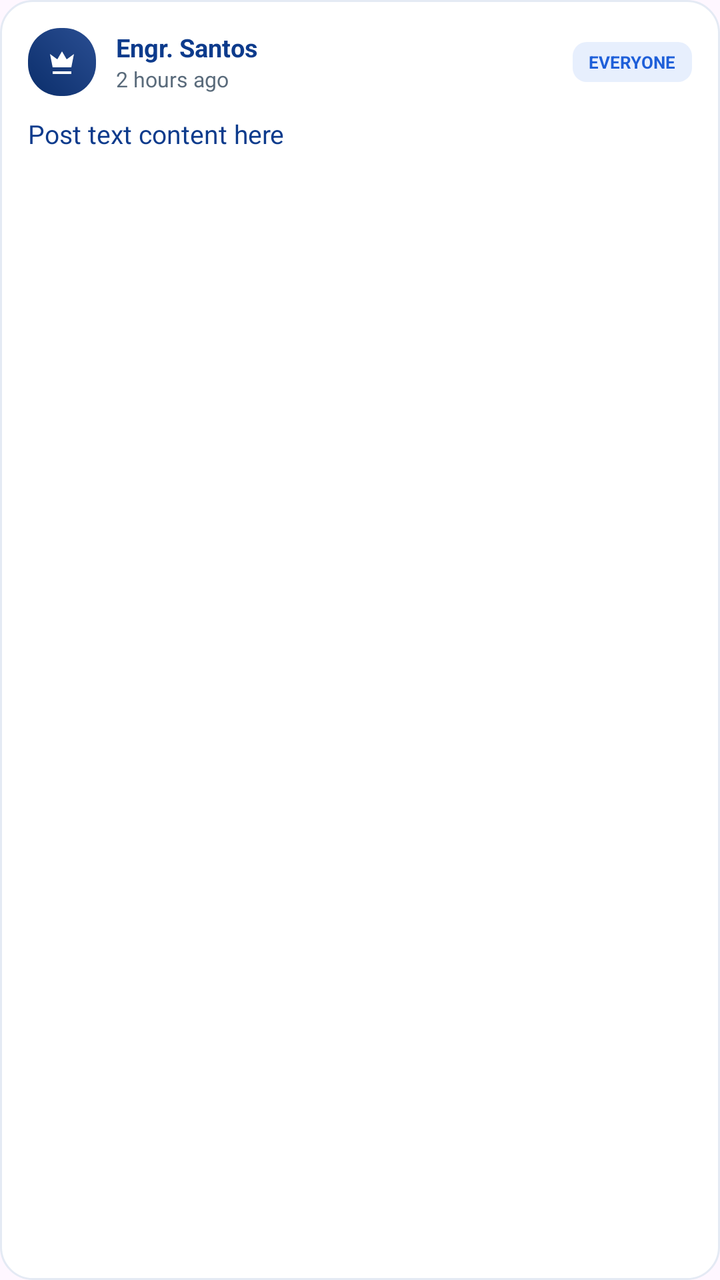
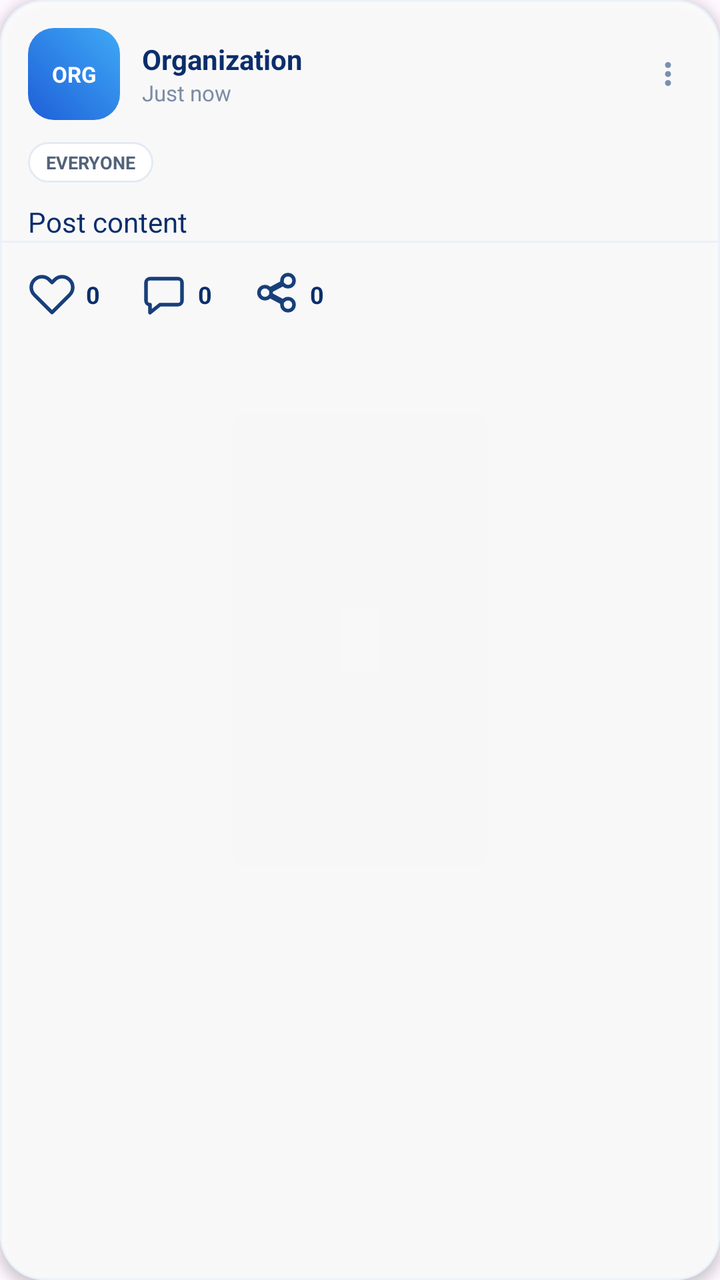

Screens rendered from an Android XML layout before and after an edit, with the pre-edit source and the edit as a unified diff.
<!-- AndroidManifest.xml: application theme Theme.KAYARA -->
<!-- res/layout/item_feed_text_post.xml -->
<?xml version="1.0" encoding="utf-8"?>
<LinearLayout xmlns:android="http://schemas.android.com/apk/res/android"
    android:layout_width="match_parent"
    android:layout_height="wrap_content"
    android:orientation="vertical"
    android:background="@drawable/bg_card"
    android:padding="14dp"
    android:layout_marginBottom="12dp">

    <LinearLayout
        android:layout_width="match_parent"
        android:layout_height="wrap_content"
        android:orientation="horizontal"
        android:gravity="center_vertical"
        android:layout_marginBottom="10dp">

        <FrameLayout
            android:layout_width="34dp"
            android:layout_height="34dp"
            android:background="@drawable/bg_qa_circle_navy">

            <ImageView
                android:layout_width="16dp"
                android:layout_height="16dp"
                android:layout_gravity="center"
                android:src="@drawable/ic_crown"
                android:contentDescription="@null" />
        </FrameLayout>

        <LinearLayout
            android:layout_width="0dp"
            android:layout_height="wrap_content"
            android:layout_weight="1"
            android:layout_marginStart="10dp"
            android:orientation="vertical">

            <TextView
                android:id="@+id/tvPosterName"
                android:layout_width="wrap_content"
                android:layout_height="wrap_content"
                android:text="Engr. Santos"
                android:textColor="@color/dark_blue"
                android:textSize="12.5sp"
                android:textStyle="bold" />

            <TextView
                android:id="@+id/tvTimeAgo"
                android:layout_width="wrap_content"
                android:layout_height="wrap_content"
                android:text="2 hours ago"
                android:textColor="@color/text_gray"
                android:textSize="10.5sp" />
        </LinearLayout>

        <TextView
            android:id="@+id/tvAudienceBadge"
            android:layout_width="wrap_content"
            android:layout_height="wrap_content"
            android:background="@drawable/bg_badge_everyone"
            android:paddingHorizontal="8dp"
            android:paddingVertical="4dp"
            android:text="EVERYONE"
            android:textColor="@color/mid_blue"
            android:textSize="8.5sp"
            android:textStyle="bold" />
    </LinearLayout>

    <TextView
        android:id="@+id/tvTextContent"
        android:layout_width="match_parent"
        android:layout_height="wrap_content"
        android:text="Post text content here"
        android:textColor="@color/dark_blue"
        android:textSize="13sp"
        android:lineSpacingExtra="3dp" />

</LinearLayout>
<!-- resources referenced by this layout -->
<resources>
  <color name="dark_blue">#0D3B8C</color>
  <color name="mid_blue">#1E5FD9</color>
  <color name="text_gray">#5A6B7B</color>
  <!-- drawable bg_badge_everyone (drawable) -->
  <?xml version="1.0" encoding="utf-8"?>
  <shape xmlns:android="http://schemas.android.com/apk/res/android"
      android:shape="rectangle">
      <corners android:radius="7dp" />
      <solid android:color="@color/badge_everyone_bg" />
  </shape>
  <!-- drawable bg_card (drawable) -->
  <?xml version="1.0" encoding="utf-8"?>
  <shape xmlns:android="http://schemas.android.com/apk/res/android"
      android:shape="rectangle">
      <corners android:radius="16dp" />
      <solid android:color="@color/white" />
      <stroke android:width="1dp" android:color="@color/card_border" />
  </shape>
  <!-- drawable bg_qa_circle_navy (drawable) -->
  <?xml version="1.0" encoding="utf-8"?>
  <shape xmlns:android="http://schemas.android.com/apk/res/android"
      android:shape="rectangle">
      <corners android:radius="16dp" />
      <gradient android:startColor="@color/navy" android:endColor="#2A4E92" android:angle="45" />
  </shape>
  <!-- drawable ic_crown (drawable) -->
  <vector xmlns:android="http://schemas.android.com/apk/res/android"
      android:width="24dp" android:height="24dp"
      android:viewportWidth="24" android:viewportHeight="24">
      <path
          android:fillColor="#FFFFFF"
          android:pathData="M5,16L3,6l5.5,4L12,4l3.5,6L21,6l-2,10H5zM5,19h14v2H5z"/>
  </vector>
  <style name="Theme.KAYARA" parent="Base.Theme.KAYARA" />
  <color name="badge_everyone_bg">#E7EFFD</color>
  <color name="white">#FFFFFF</color>
  <color name="card_border">#E4EAF4</color>
  <color name="navy">#0B2E6B</color>
  <style name="Base.Theme.KAYARA" parent="Theme.Material3.DayNight.NoActionBar">
          
          
      </style>
</resources>

<!-- the commit's change to res/layout/item_feed_text_post.xml (unified diff, before → after) -->
@@ -1,77 +1,288 @@
 <?xml version="1.0" encoding="utf-8"?>
-<LinearLayout xmlns:android="http://schemas.android.com/apk/res/android"
+<com.google.android.material.card.MaterialCardView
+    xmlns:android="http://schemas.android.com/apk/res/android"
+    xmlns:app="http://schemas.android.com/apk/res-auto"
     android:layout_width="match_parent"
     android:layout_height="wrap_content"
-    android:orientation="vertical"
-    android:background="@drawable/bg_card"
-    android:padding="14dp"
-    android:layout_marginBottom="12dp">
+    android:layout_marginStart="16dp"
+    android:layout_marginEnd="16dp"
+    android:layout_marginBottom="14dp"
+    app:cardBackgroundColor="#DFFFFFFF"
+    app:cardCornerRadius="22dp"
+    app:cardElevation="3dp"
+    app:strokeColor="#ECF2FB"
+    app:strokeWidth="1dp">
 
     <LinearLayout
         android:layout_width="match_parent"
         android:layout_height="wrap_content"
-        android:orientation="horizontal"
-        android:gravity="center_vertical"
-        android:layout_marginBottom="10dp">
-
-        <FrameLayout
-            android:layout_width="34dp"
-            android:layout_height="34dp"
-            android:background="@drawable/bg_qa_circle_navy">
+        android:orientation="vertical"
+        android:paddingTop="14dp">
+
+
+        
+        
+        
+
+        <LinearLayout
+            android:layout_width="match_parent"
+            android:layout_height="wrap_content"
+            android:gravity="center_vertical"
+            android:orientation="horizontal"
+            android:paddingStart="14dp"
+            android:paddingEnd="14dp">
+
+
+            
+
+            <FrameLayout
+                android:layout_width="46dp"
+                android:layout_height="46dp">
+
+                <TextView
+                    android:id="@+id/tvPosterAvatar"
+                    android:layout_width="match_parent"
+                    android:layout_height="match_parent"
+                    android:background="@drawable/bg_avatar_circle"
+                    android:gravity="center"
+                    android:text="ORG"
+                    android:textColor="@color/white"
+                    android:textSize="11sp"
+                    android:textStyle="bold" />
+
+                <ImageView
+                    android:id="@+id/imgPosterAvatar"
+                    android:layout_width="match_parent"
+                    android:layout_height="match_parent"
+                    android:contentDescription="Organization profile picture"
+                    android:scaleType="centerCrop"
+                    android:visibility="gone" />
+
+            </FrameLayout>
+
+
+            
+
+            <LinearLayout
+                android:layout_width="0dp"
+                android:layout_height="wrap_content"
+                android:layout_marginStart="11dp"
+                android:layout_weight="1"
+                android:orientation="vertical">
+
+                <TextView
+                    android:id="@+id/tvPosterName"
+                    android:layout_width="wrap_content"
+                    android:layout_height="wrap_content"
+                    android:text="Organization"
+                    android:textColor="#0B2E6B"
+                    android:textSize="14sp"
+                    android:textStyle="bold" />
+
+                <TextView
+                    android:id="@+id/tvTimeAgo"
+                    android:layout_width="wrap_content"
+                    android:layout_height="wrap_content"
+                    android:text="Just now"
+                    android:textColor="#7C8CA5"
+                    android:textSize="11sp" />
+
+            </LinearLayout>
+
+
+            
 
             <ImageView
-                android:layout_width="16dp"
-                android:layout_height="16dp"
-                android:layout_gravity="center"
-                android:src="@drawable/ic_crown"
-                android:contentDescription="@null" />
-        </FrameLayout>
-
-        <LinearLayout
-            android:layout_width="0dp"
-            android:layout_height="wrap_content"
-            android:layout_weight="1"
-            android:layout_marginStart="10dp"
-            android:orientation="vertical">
-
-            <TextView
-                android:id="@+id/tvPosterName"
-                android:layout_width="wrap_content"
-                android:layout_height="wrap_content"
-                android:text="Engr. Santos"
-                android:textColor="@color/dark_blue"
-                android:textSize="12.5sp"
-                android:textStyle="bold" />
-
-            <TextView
-                android:id="@+id/tvTimeAgo"
-                android:layout_width="wrap_content"
-                android:layout_height="wrap_content"
-                android:text="2 hours ago"
-                android:textColor="@color/text_gray"
-                android:textSize="10.5sp" />
+                android:id="@+id/btnPostMenu"
+                android:layout_width="24dp"
+                android:layout_height="24dp"
+                android:clickable="true"
+                android:contentDescription="Post menu"
+                android:focusable="true"
+                android:padding="3dp"
+                android:src="@drawable/ic_more_vert"
+                app:tint="#7890AF" />
+
         </LinearLayout>
+
+
+        
+        
+        
 
         <TextView
             android:id="@+id/tvAudienceBadge"
             android:layout_width="wrap_content"
             android:layout_height="wrap_content"
-            android:background="@drawable/bg_badge_everyone"
-            android:paddingHorizontal="8dp"
-            android:paddingVertical="4dp"
+            android:layout_marginStart="14dp"
+            android:layout_marginTop="11dp"
+            android:background="@drawable/bg_chip"
+            android:paddingStart="9dp"
+            android:paddingTop="4dp"
+            android:paddingEnd="9dp"
+            android:paddingBottom="4dp"
             android:text="EVERYONE"
-            android:textColor="@color/mid_blue"
-            android:textSize="8.5sp"
+            android:textColor="#52627A"
+            android:textSize="9sp"
             android:textStyle="bold" />
+
+
+        
+        
+        
+
+        <TextView
+            android:id="@+id/tvTextContent"
+            android:layout_width="match_parent"
+            android:layout_height="wrap_content"
+            android:layout_marginTop="10dp"
+            android:ellipsize="end"
+            android:lineSpacingExtra="2dp"
+            android:maxLines="5"
+            android:paddingStart="14dp"
+            android:paddingEnd="14dp"
+            android:text="Post content"
+            android:textColor="#0B2E6B"
+            android:textSize="14sp" />
+
+
+        
+
+        <TextView
+            android:id="@+id/tvSeeMore"
+            android:layout_width="wrap_content"
+            android:layout_height="wrap_content"
+            android:layout_marginStart="14dp"
+            android:layout_marginTop="4dp"
+            android:layout_marginBottom="13dp"
+            android:clickable="true"
+            android:focusable="true"
+            android:text="See more"
+            android:textColor="#2196D3"
+            android:textSize="12sp"
+            android:textStyle="bold"
+            android:visibility="gone" />
+
+
+        
+
+        <View
+            android:layout_width="match_parent"
+            android:layout_height="1dp"
+            android:background="#EAF0F8" />
+
+
+        
+        
+        
+
+        <LinearLayout
+            android:layout_width="match_parent"
+            android:layout_height="52dp"
+            android:gravity="center_vertical"
+            android:orientation="horizontal"
+            android:paddingStart="14dp"
+            android:paddingEnd="14dp">
+
+
+            
+
+            <LinearLayout
+                android:id="@+id/btnLike"
+                android:layout_width="wrap_content"
+                android:layout_height="match_parent"
+                android:clickable="true"
+                android:focusable="true"
+                android:gravity="center_vertical"
+                android:orientation="horizontal">
+
+                <ImageView
+                    android:id="@+id/imgHeart"
+                    android:layout_width="24dp"
+                    android:layout_height="24dp"
+                    android:contentDescription="Like"
+                    android:src="@drawable/ic_heart"
+                    app:tint="#173F7A" />
+
+                <TextView
+                    android:id="@+id/tvLikeCount"
+                    android:layout_width="wrap_content"
+                    android:layout_height="wrap_content"
+                    android:layout_marginStart="5dp"
+                    android:text="0"
+                    android:textColor="#0B2E6B"
+                    android:textSize="12sp"
+                    android:textStyle="bold" />
+
+            </LinearLayout>
+
+
+            
+
+            <LinearLayout
+                android:id="@+id/btnComment"
+                android:layout_width="wrap_content"
+                android:layout_height="match_parent"
+                android:layout_marginStart="20dp"
+                android:clickable="true"
+                android:focusable="true"
+                android:gravity="center_vertical"
+                android:orientation="horizontal">
+
+                <ImageView
+                    android:layout_width="24dp"
+                    android:layout_height="24dp"
+                    android:contentDescription="Comment"
+                    android:src="@drawable/ic_comment"
+                    app:tint="#173F7A" />
+
+                <TextView
+                    android:id="@+id/tvCommentCount"
+                    android:layout_width="wrap_content"
+                    android:layout_height="wrap_content"
+                    android:layout_marginStart="5dp"
+                    android:text="0"
+                    android:textColor="#0B2E6B"
+                    android:textSize="12sp"
+                    android:textStyle="bold" />
+
+            </LinearLayout>
+
+
+            
+
+            <LinearLayout
+                android:id="@+id/btnShare"
+                android:layout_width="wrap_content"
+                android:layout_height="match_parent"
+                android:layout_marginStart="20dp"
+                android:clickable="true"
+                android:focusable="true"
+                android:gravity="center_vertical"
+                android:orientation="horizontal">
+
+                <ImageView
+                    android:id="@+id/imgShare"
+                    android:layout_width="24dp"
+                    android:layout_height="24dp"
+                    android:contentDescription="Share"
+                    android:src="@drawable/ic_share"
+                    app:tint="#173F7A" />
+
+                <TextView
+                    android:id="@+id/tvShareCount"
+                    android:layout_width="wrap_content"
+                    android:layout_height="wrap_content"
+                    android:layout_marginStart="5dp"
+                    android:text="0"
+                    android:textColor="#0B2E6B"
+                    android:textSize="12sp"
+                    android:textStyle="bold" />
+
+            </LinearLayout>
+
+        </LinearLayout>
+
     </LinearLayout>
 
-    <TextView
-        android:id="@+id/tvTextContent"
-        android:layout_width="match_parent"
-        android:layout_height="wrap_content"
-        android:text="Post text content here"
-        android:textColor="@color/dark_blue"
-        android:textSize="13sp"
-        android:lineSpacingExtra="3dp" />
-
-</LinearLayout>
+</com.google.android.material.card.MaterialCardView>
<!-- resource entries referenced after the edit -->
@@ -1,43 +1,77 @@
 <!-- resources referenced by this layout -->
 <resources>
-  <color name="dark_blue">#0D3B8C</color>
   <color name="mid_blue">#1E5FD9</color>
-  <color name="text_gray">#5A6B7B</color>
-  <!-- drawable bg_badge_everyone (drawable) -->
+  <color name="sky_accent">#3FA9F5</color>
+  <style name="Theme.KAYARA" parent="Base.Theme.KAYARA" />
+  <color name="white">#FFFFFF</color>
+  <!-- drawable bg_avatar_circle (drawable) -->
   <?xml version="1.0" encoding="utf-8"?>
   <shape xmlns:android="http://schemas.android.com/apk/res/android"
       android:shape="rectangle">
-      <corners android:radius="7dp" />
-      <solid android:color="@color/badge_everyone_bg" />
+      <corners android:radius="13dp" />
+      <gradient android:startColor="@color/mid_blue" android:endColor="@color/sky_accent" android:angle="45" />
   </shape>
-  <!-- drawable bg_card (drawable) -->
+  <!-- drawable bg_chip (drawable) -->
   <?xml version="1.0" encoding="utf-8"?>
   <shape xmlns:android="http://schemas.android.com/apk/res/android"
       android:shape="rectangle">
-      <corners android:radius="16dp" />
+      <corners android:radius="20dp" />
       <solid android:color="@color/white" />
       <stroke android:width="1dp" android:color="@color/card_border" />
   </shape>
-  <!-- drawable bg_qa_circle_navy (drawable) -->
-  <?xml version="1.0" encoding="utf-8"?>
-  <shape xmlns:android="http://schemas.android.com/apk/res/android"
-      android:shape="rectangle">
-      <corners android:radius="16dp" />
-      <gradient android:startColor="@color/navy" android:endColor="#2A4E92" android:angle="45" />
-  </shape>
-  <!-- drawable ic_crown (drawable) -->
+  <!-- drawable ic_comment (drawable) -->
+  <vector xmlns:android="http://schemas.android.com/apk/res/android"
+      android:width="24dp"
+      android:height="24dp"
+      android:viewportWidth="24"
+      android:viewportHeight="24">
+  
+      <path
+          android:fillColor="@android:color/transparent"
+          android:strokeColor="#17345F"
+          android:strokeWidth="1.8"
+          android:strokeLineCap="round"
+          android:strokeLineJoin="round"
+          android:pathData="M5,4H19C20.1,4 21,4.9 21,6V15C21,16.1 20.1,17 19,17H10L5,21V17H5C3.9,17 3,16.1 3,15V6C3,4.9 3.9,4 5,4Z" />
+  </vector>
+  <!-- drawable ic_heart (drawable) -->
+  <vector xmlns:android="http://schemas.android.com/apk/res/android"
+      android:width="24dp"
+      android:height="24dp"
+      android:viewportWidth="24"
+      android:viewportHeight="24">
+  
+      <path
+          android:fillColor="@android:color/transparent"
+          android:strokeColor="#17345F"
+          android:strokeWidth="1.8"
+          android:strokeLineCap="round"
+          android:strokeLineJoin="round"
+          android:pathData="M20.8,4.6C18.7,2.5 15.4,2.5 13.3,4.6L12,5.9L10.7,4.6C8.6,2.5 5.3,2.5 3.2,4.6C1.1,6.7 1.1,10 3.2,12.1L12,20.9L20.8,12.1C22.9,10 22.9,6.7 20.8,4.6Z" />
+  </vector>
+  <!-- drawable ic_more_vert (drawable) -->
   <vector xmlns:android="http://schemas.android.com/apk/res/android"
       android:width="24dp" android:height="24dp"
       android:viewportWidth="24" android:viewportHeight="24">
+      <path android:fillColor="#9BA9C2"
+          android:pathData="M12,8c1.1,0 2,-0.9 2,-2s-0.9,-2 -2,-2 -2,0.9 -2,2 0.9,2 2,2zM12,10c-1.1,0 -2,0.9 -2,2s0.9,2 2,2 2,-0.9 2,-2 -0.9,-2 -2,-2zM12,16c-1.1,0 -2,0.9 -2,2s0.9,2 2,2 2,-0.9 2,-2 -0.9,-2 -2,-2z"/>
+  </vector>
+  <!-- drawable ic_share (drawable) -->
+  <vector xmlns:android="http://schemas.android.com/apk/res/android"
+      android:width="24dp"
+      android:height="24dp"
+      android:viewportWidth="24"
+      android:viewportHeight="24">
+  
       <path
-          android:fillColor="#FFFFFF"
-          android:pathData="M5,16L3,6l5.5,4L12,4l3.5,6L21,6l-2,10H5zM5,19h14v2H5z"/>
+          android:fillColor="@android:color/transparent"
+          android:strokeColor="#17345F"
+          android:strokeWidth="1.8"
+          android:strokeLineCap="round"
+          android:strokeLineJoin="round"
+          android:pathData="M18,8C19.7,8 21,6.7 21,5C21,3.3 19.7,2 18,2C16.3,2 15,3.3 15,5C15,5.3 15,5.6 15.1,5.9L8.9,9.2C8.4,8.5 7.5,8 6.5,8C4.8,8 3.5,9.3 3.5,11C3.5,12.7 4.8,14 6.5,14C7.5,14 8.4,13.5 8.9,12.8L15.1,16.1C15,16.4 15,16.7 15,17C15,18.7 16.3,20 18,20C19.7,20 21,18.7 21,17C21,15.3 19.7,14 18,14C17,14 16.1,14.5 15.6,15.2L9.4,11.9C9.5,11.6 9.5,11.3 9.5,11C9.5,10.7 9.5,10.4 9.4,10.1L15.6,6.8C16.1,7.5 17,8 18,8Z" />
   </vector>
-  <style name="Theme.KAYARA" parent="Base.Theme.KAYARA" />
-  <color name="badge_everyone_bg">#E7EFFD</color>
-  <color name="white">#FFFFFF</color>
   <color name="card_border">#E4EAF4</color>
-  <color name="navy">#0B2E6B</color>
   <style name="Base.Theme.KAYARA" parent="Theme.Material3.DayNight.NoActionBar">
           
           
